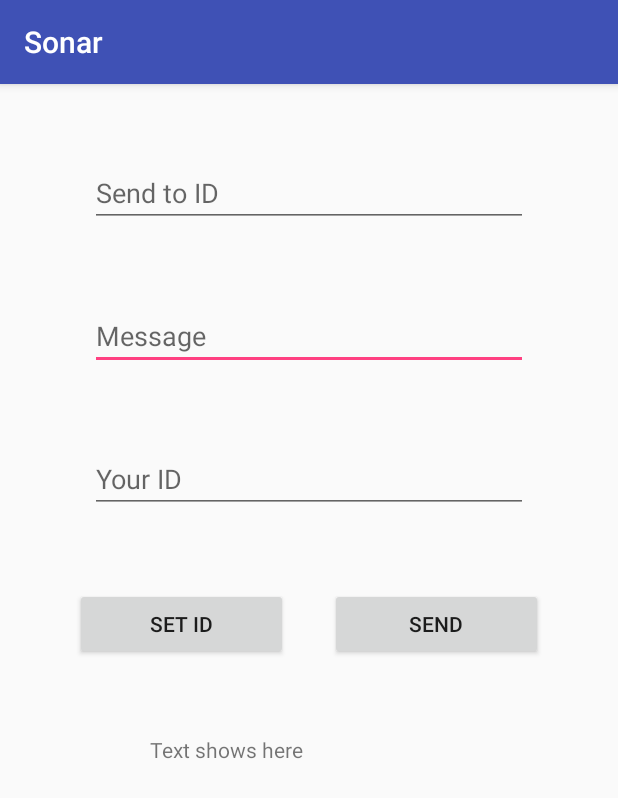
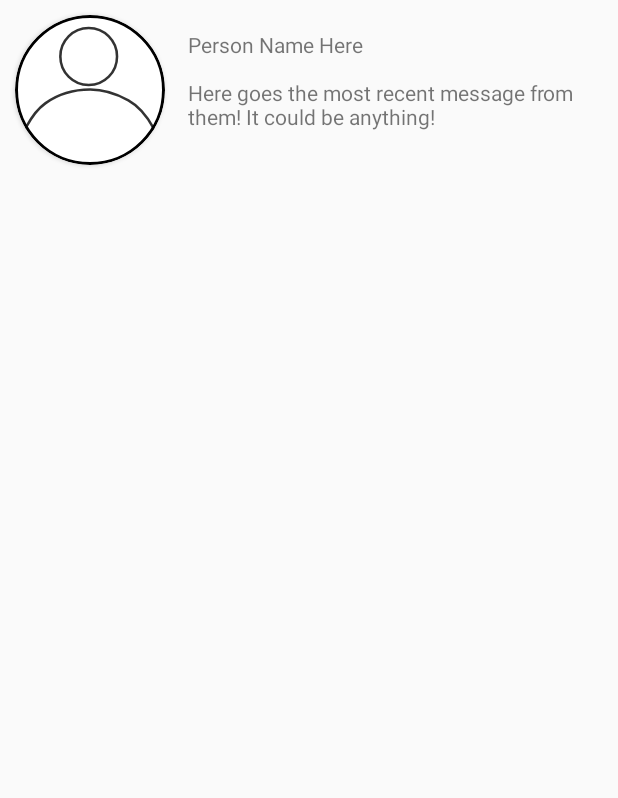
Before and after one commit to Sharkgrammer/Sonar-Secure-Messaging, an Android app: the screen it shows after launch (MainActivity), on a phone screen of 412 x 824 dp. Shown: the top 798 px of the screen. Run offline under Robolectric (Android 15) with nearby library versions, the phone set to English and light mode, and no system bars.

Commit message:
Design Started

```diff
--- a/app/build.gradle
+++ b/app/build.gradle
@@ -4,7 +4,7 @@ android {
     compileSdkVersion 28
     defaultConfig {
         applicationId "com.shark.sonar"
-        minSdkVersion 22
+        minSdkVersion 23
         targetSdkVersion 28
         versionCode 1
         versionName "1.0"
@@ -23,10 +23,12 @@ dependencies {
     implementation 'com.android.support.constraint:constraint-layout:1.1.3'
     implementation "org.igniterealtime.smack:smack-android-extensions:4.3.0"
     implementation "org.igniterealtime.smack:smack-tcp:4.3.0"
+    implementation 'com.android.support:cardview-v7:28.0.0'
 
     androidTestImplementation 'com.android.support.test:runner:1.0.2'
     androidTestImplementation 'com.android.support.test.espresso:espresso-core:3.0.2'
     implementation fileTree(dir: 'libs', include: ['*.aar', '*.jar'], exclude: [])
+    implementation 'com.android.support:design:28.0.0-rc01'
 }
 
 configurations {
--- a/app/src/main/java/com/shark/sonar/main/MainActivity.java
+++ b/app/src/main/java/com/shark/sonar/main/MainActivity.java
@@ -22,8 +22,9 @@ public class MainActivity extends AppCompatActivity {
     @Override
     protected void onCreate(Bundle savedInstanceState) {
         super.onCreate(savedInstanceState);
-        setContentView(R.layout.activity_main);
+        setContentView(R.layout.item_user_message);
 
+        /*
         DbControl con = new DbControl(this);
 
         if (!con.databaseExists()){
@@ -38,6 +39,8 @@ public class MainActivity extends AppCompatActivity {
         txtMessage = findViewById(R.id.txtMessage);
         txtIDfrom = findViewById(R.id.txtIDfrom);
         txtIDto = findViewById(R.id.txtIDto);
+        //*/
+
     }
 
     public void setID(View v){
--- /dev/null
+++ b/app/src/main/res/drawable-anydpi/ic_person.xml
@@ -0,0 +1,30 @@
+<vector xmlns:android="http://schemas.android.com/apk/res/android"
+    android:width="24dp"
+    android:height="24dp"
+    android:viewportWidth="118.0583"
+    android:viewportHeight="118.0583"
+    android:tint="#000000"
+    android:alpha="0.8">
+  <group android:translateY="9.412675">
+    <path
+        android:pathData="m116.749,98.037c-1.876,-6.294 -4.489,-12.646 -7.719,-18.485 -5.181,-9.366 -11.95,-17.409 -19.809,-21.766 -8.884,-4.925 -19.097,-8.523 -30.048,-8.523 -13.175,-0 -25.375,3.752 -35.347,10.867 -5.661,4.039 -10.605,10.57 -14.602,17.998 -3.391,6.302 -6.1,13.25 -7.988,19.87"
+        android:strokeAlpha="1"
+        android:strokeLineJoin="bevel"
+        android:strokeWidth="2"
+        android:fillColor="#00000000"
+        android:strokeColor="#000000"
+        android:fillType="nonZero"
+        android:fillAlpha="1"
+        android:strokeLineCap="square"/>
+    <path
+        android:pathData="M58.006,23.301m-22.301,0a22.301,22.301 0,1 1,44.601 0a22.301,22.301 0,1 1,-44.601 0"
+        android:strokeAlpha="1"
+        android:strokeLineJoin="bevel"
+        android:strokeWidth="2"
+        android:fillColor="#00000000"
+        android:strokeColor="#000000"
+        android:fillType="nonZero"
+        android:fillAlpha="1"
+        android:strokeLineCap="square"/>
+  </group>
+</vector>
--- /dev/null
+++ b/app/src/main/res/drawable-mdpi/circle.xml
@@ -0,0 +1,13 @@
+<layer-list xmlns:android="http://schemas.android.com/apk/res/android">
+    <item>
+        <shape android:shape="oval">
+            <stroke android:width="2dp"
+                android:color="@color/border"/>
+
+            <size
+                android:width="100dp"
+                android:height="100dp"/>
+        </shape>
+    </item>
+
+</layer-list>
--- a/app/src/main/res/layout/activity_main.xml
+++ b/app/src/main/res/layout/activity_main.xml
@@ -1,110 +1,53 @@
 <?xml version="1.0" encoding="utf-8"?>
-<android.support.constraint.ConstraintLayout xmlns:android="http://schemas.android.com/apk/res/android"
+<android.support.constraint.ConstraintLayout
+    android:id="@+id/constraintContainer"
+    xmlns:android="http://schemas.android.com/apk/res/android"
     xmlns:app="http://schemas.android.com/apk/res-auto"
     xmlns:tools="http://schemas.android.com/tools"
     android:layout_width="match_parent"
-    android:layout_height="match_parent"
-    tools:context=".main.MainActivity">
+    android:layout_height="match_parent">
 
-    <Button
-        android:id="@+id/btnSend"
+    <android.support.design.widget.FloatingActionButton
+        android:id="@+id/floatingActionButton"
+        android:layout_width="wrap_content"
+        android:layout_height="wrap_content"
+        android:layout_marginEnd="40dp"
+        android:layout_marginBottom="40dp"
+        android:clickable="true"
+        android:focusable="true"
+        app:fabSize="normal"
+        app:layout_constraintBottom_toBottomOf="parent"
+        app:layout_constraintEnd_toEndOf="parent"
+        app:layout_constraintHorizontal_bias="1.0"
+        app:layout_constraintStart_toStartOf="parent"
+        app:srcCompat="@drawable/ic_add_white" />
+
+    <android.support.v7.widget.Toolbar
+        android:id="@+id/toolbar"
         android:layout_width="0dp"
         android:layout_height="wrap_content"
-        android:layout_marginStart="220dp"
-        android:layout_marginTop="50dp"
-        android:layout_marginEnd="50dp"
-        android:layout_marginBottom="8dp"
-        android:onClick="sendMessage"
-        android:text="Send"
-        app:layout_constraintBottom_toBottomOf="parent"
+        android:background="?attr/colorPrimary"
+        android:minHeight="?attr/actionBarSize"
+        android:theme="?attr/actionBarTheme"
         app:layout_constraintEnd_toEndOf="parent"
-        app:layout_constraintHorizontal_bias="0.442"
         app:layout_constraintStart_toStartOf="parent"
-        app:layout_constraintTop_toBottomOf="@+id/txtIDfrom"
-        app:layout_constraintVertical_bias="0.0" />
+        app:layout_constraintTop_toTopOf="parent" />
 
-    <Button
-        android:id="@+id/btnSetID"
+    <ScrollView
+        android:id="@+id/scrollContainer"
         android:layout_width="0dp"
-        android:layout_height="wrap_content"
-        android:layout_marginStart="50dp"
-        android:layout_marginTop="50dp"
-        android:layout_marginEnd="220dp"
-        android:layout_marginBottom="8dp"
-        android:onClick="setID"
-        android:text="Set ID"
-        app:layout_constraintBottom_toBottomOf="parent"
-        app:layout_constraintEnd_toEndOf="parent"
-        app:layout_constraintHorizontal_bias="0.442"
-        app:layout_constraintStart_toStartOf="parent"
-        app:layout_constraintTop_toBottomOf="@+id/txtIDfrom"
-        app:layout_constraintVertical_bias="0.0" />
-
-    <EditText
-        android:id="@+id/txtMessage"
-        android:layout_width="0dp"
-        android:layout_height="wrap_content"
-        android:layout_marginStart="60dp"
-        android:layout_marginTop="50dp"
-        android:layout_marginEnd="60dp"
-        android:layout_marginBottom="8dp"
-        android:ems="10"
-        android:hint="Message"
-        android:inputType="textPersonName"
-        app:layout_constraintBottom_toBottomOf="parent"
-        app:layout_constraintEnd_toEndOf="parent"
-        app:layout_constraintHorizontal_bias="0.428"
-        app:layout_constraintStart_toStartOf="parent"
-        app:layout_constraintTop_toBottomOf="@+id/txtIDto"
-        app:layout_constraintVertical_bias="0.0" />
-
-    <EditText
-        android:id="@+id/txtIDto"
-        android:layout_width="0dp"
-        android:layout_height="wrap_content"
-        android:layout_marginStart="60dp"
-        android:layout_marginTop="50dp"
-        android:layout_marginEnd="60dp"
-        android:layout_marginBottom="8dp"
-        android:ems="10"
-        android:hint="Send to ID"
-        android:inputType="textPersonName"
-        app:layout_constraintBottom_toBottomOf="parent"
-        app:layout_constraintEnd_toEndOf="parent"
-        app:layout_constraintHorizontal_bias="0.428"
-        app:layout_constraintStart_toStartOf="parent"
-        app:layout_constraintTop_toTopOf="parent"
-        app:layout_constraintVertical_bias="0.0" />
-
-    <EditText
-        android:id="@+id/txtIDfrom"
-        android:layout_width="0dp"
-        android:layout_height="wrap_content"
-        android:layout_marginStart="60dp"
-        android:layout_marginTop="50dp"
-        android:layout_marginEnd="60dp"
-        android:layout_marginBottom="8dp"
-        android:ems="10"
-        android:hint="Your ID"
-        android:inputType="textPersonName"
-        app:layout_constraintBottom_toBottomOf="parent"
-        app:layout_constraintEnd_toEndOf="parent"
-        app:layout_constraintHorizontal_bias="0.428"
-        app:layout_constraintStart_toStartOf="parent"
-        app:layout_constraintTop_toBottomOf="@+id/txtMessage"
-        app:layout_constraintVertical_bias="0.0" />
-
-    <TextView
-        android:id="@+id/lblResponse"
-        android:layout_width="0dp"
-        android:layout_height="wrap_content"
-        android:layout_marginStart="100dp"
-        android:layout_marginTop="50dp"
-        android:layout_marginEnd="100dp"
-        android:text="Text shows here"
+        android:layout_height="0dp"
         app:layout_constraintBottom_toBottomOf="parent"
         app:layout_constraintEnd_toEndOf="parent"
         app:layout_constraintStart_toStartOf="parent"
-        app:layout_constraintTop_toBottomOf="@+id/btnSend"
-        app:layout_constraintVertical_bias="0.0" />
+        app:layout_constraintTop_toBottomOf="@+id/toolbar">
+
+        <LinearLayout
+            android:id="@+id/linearContainer"
+            android:layout_width="match_parent"
+            android:layout_height="wrap_content"
+            android:orientation="vertical" />
+
+    </ScrollView>
+
 </android.support.constraint.ConstraintLayout>
--- /dev/null
+++ b/app/src/main/res/layout/item_user_message.xml
@@ -0,0 +1,50 @@
+<?xml version="1.0" encoding="utf-8"?>
+<LinearLayout xmlns:android="http://schemas.android.com/apk/res/android"
+    xmlns:app="http://schemas.android.com/apk/res-auto"
+    android:layout_width="match_parent"
+    android:layout_height="wrap_content">
+
+    <android.support.v7.widget.CardView
+        android:layout_width="100dp"
+        android:layout_height="100dp"
+        android:layout_margin="10dp"
+        app:cardCornerRadius="50dp"
+        android:layout_marginStart="5dp"
+        android:layout_marginEnd="5dp"
+        android:layout_marginTop="10dp"
+        android:layout_marginBottom="10dp">
+
+        <ImageView
+            android:id="@+id/imgRound"
+            android:layout_width="match_parent"
+            android:layout_height="match_parent"
+            android:scaleType="centerCrop"
+            android:foreground="@drawable/circle"
+            android:src="@drawable/ic_person"/>
+
+    </android.support.v7.widget.CardView>
+
+    <LinearLayout
+        android:layout_marginStart="5dp"
+        android:layout_marginEnd="5dp"
+        android:layout_marginTop="20dp"
+        android:layout_marginBottom="20dp"
+        android:layout_width="wrap_content"
+        android:layout_height="match_parent"
+        android:orientation="vertical">
+
+        <TextView
+            android:layout_width="wrap_content"
+            android:layout_weight="1"
+            android:layout_height="wrap_content"
+            android:text="Person Name Here" />
+
+        <TextView
+            android:layout_width="wrap_content"
+            android:layout_weight="1"
+            android:layout_height="wrap_content"
+            android:text="Here goes the most recent message from them! It could be anything!" />
+
+    </LinearLayout>
+
+</LinearLayout>
--- a/app/src/main/res/values/colors.xml
+++ b/app/src/main/res/values/colors.xml
@@ -3,5 +3,6 @@
     <color name="colorPrimary">#3F51B5</color>
     <color name="colorPrimaryDark">#303F9F</color>
     <color name="colorAccent">#FF4081</color>
+    <color name="border">@android:color/black</color>
     <color name="ic_launcher_background">@color/colorPrimaryDark</color>
 </resources>
--- /dev/null
+++ b/app/src/main/res/values/dimens.xml
@@ -0,0 +1,3 @@
+<resources>
+    <dimen name="fab_margin">16dp</dimen>
+</resources>
--- a/app/src/main/res/values/strings.xml
+++ b/app/src/main/res/values/strings.xml
@@ -1,3 +1,4 @@
 <resources>
     <string name="app_name">Sonar</string>
+    <string name="title_activity_main2">Main2Activity</string>
 </resources>
--- a/app/src/main/res/values/styles.xml
+++ b/app/src/main/res/values/styles.xml
@@ -1,11 +1,20 @@
 <resources>
 
     <!-- Base application theme. -->
-    <style name="AppTheme" parent="Theme.AppCompat.Light.DarkActionBar">
+    <style name="AppTheme" parent="Theme.AppCompat.Light.NoActionBar">
         <!-- Customize your theme here. -->
         <item name="colorPrimary">@color/colorPrimary</item>
         <item name="colorPrimaryDark">@color/colorPrimaryDark</item>
         <item name="colorAccent">@color/colorAccent</item>
     </style>
 
+    <style name="AppTheme.NoActionBar">
+        <item name="windowActionBar">false</item>
+        <item name="windowNoTitle">true</item>
+    </style>
+
+    <style name="AppTheme.AppBarOverlay" parent="ThemeOverlay.AppCompat.Dark.ActionBar" />
+
+    <style name="AppTheme.PopupOverlay" parent="ThemeOverlay.AppCompat.Light" />
+
 </resources>
```
Also changed, not shown: app/src/main/res/layout/activity_main_old.xml (added, +110 -0 lines), app/src/main/res/drawable-hdpi/ic_add_white.png (added), app/src/main/res/drawable-hdpi/ic_person.png (added), app/src/main/res/drawable-mdpi/ic_add_white.png (added), app/src/main/res/drawable-mdpi/ic_person.png (added), app/src/main/res/drawable-xhdpi/ic_add_white.png (added), app/src/main/res/drawable-xhdpi/ic_person.png (added), app/src/main/res/drawable-xxhdpi/ic_add_white.png (added), app/src/main/res/drawable-xxhdpi/ic_person.png (added), app/src/main/res/drawable-xxxhdpi/ic_add_white.png (added).
